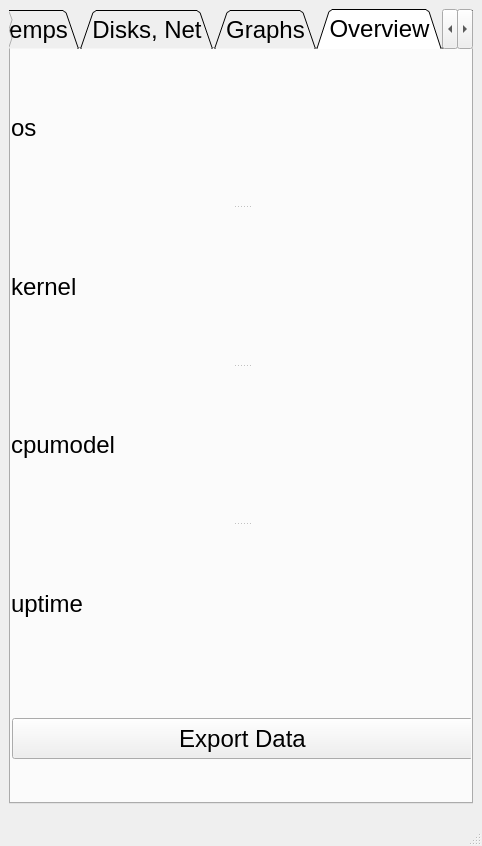
First picture: the form in sys_main.ui, repository FurkannAli/py-sys-manager, before the edit.
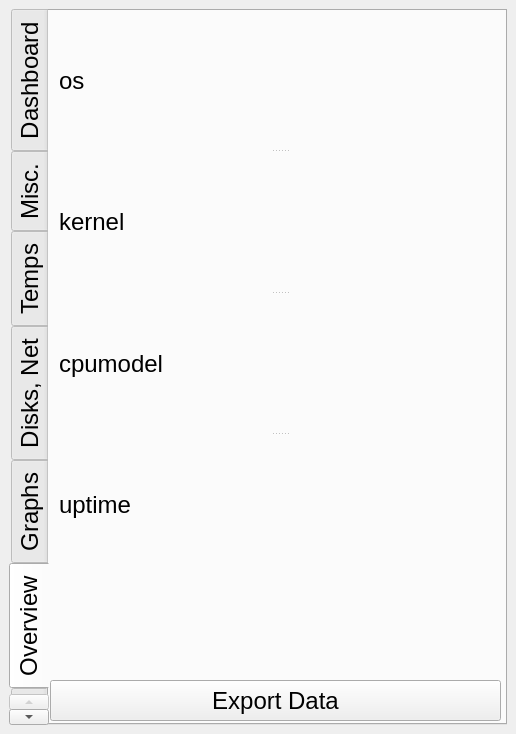
Second picture: the form after the edit. The open tabs and pages were chosen to show the change.

The edit to the form file:
```diff
--- a/sys_main.ui
+++ b/sys_main.ui
@@ -6,10 +6,16 @@
    <rect>
     <x>0</x>
     <y>0</y>
-    <width>482</width>
-    <height>846</height>
+    <width>516</width>
+    <height>734</height>
    </rect>
   </property>
+  <property name="sizePolicy">
+   <sizepolicy hsizetype="Preferred" vsizetype="Preferred">
+    <horstretch>0</horstretch>
+    <verstretch>0</verstretch>
+   </sizepolicy>
+  </property>
   <property name="font">
    <font>
     <pointsize>18</pointsize>
@@ -28,11 +34,26 @@
         <verstretch>0</verstretch>
        </sizepolicy>
       </property>
+      <property name="tabPosition">
+       <enum>QTabWidget::TabPosition::West</enum>
+      </property>
       <property name="tabShape">
-       <enum>QTabWidget::TabShape::Triangular</enum>
+       <enum>QTabWidget::TabShape::Rounded</enum>
       </property>
       <property name="currentIndex">
-       <number>5</number>
+       <number>0</number>
+      </property>
+      <property name="iconSize">
+       <size>
+        <width>16</width>
+        <height>16</height>
+       </size>
+      </property>
+      <property name="elideMode">
+       <enum>Qt::TextElideMode::ElideNone</enum>
+      </property>
+      <property name="movable">
+       <bool>false</bool>
       </property>
       <property name="tabBarAutoHide">
        <bool>false</bool>
@@ -245,7 +266,7 @@
          <rect>
           <x>1</x>
           <y>669</y>
-          <width>461</width>
+          <width>451</width>
           <height>41</height>
          </rect>
         </property>
@@ -256,10 +277,10 @@
        <widget class="QSplitter" name="splitter">
         <property name="geometry">
          <rect>
-          <x>0</x>
+          <x>10</x>
           <y>1</y>
-          <width>461</width>
-          <height>631</height>
+          <width>441</width>
+          <height>561</height>
          </rect>
         </property>
         <property name="orientation">
@@ -350,17 +371,6 @@
     </item>
    </layout>
   </widget>
-  <widget class="QMenuBar" name="menubar">
-   <property name="geometry">
-    <rect>
-     <x>0</x>
-     <y>0</y>
-     <width>482</width>
-     <height>33</height>
-    </rect>
-   </property>
-  </widget>
-  <widget class="QStatusBar" name="statusbar"/>
  </widget>
  <resources/>
  <connections/>
```
Left out of the diff: 36 changed lines with no effect on the pictures.
